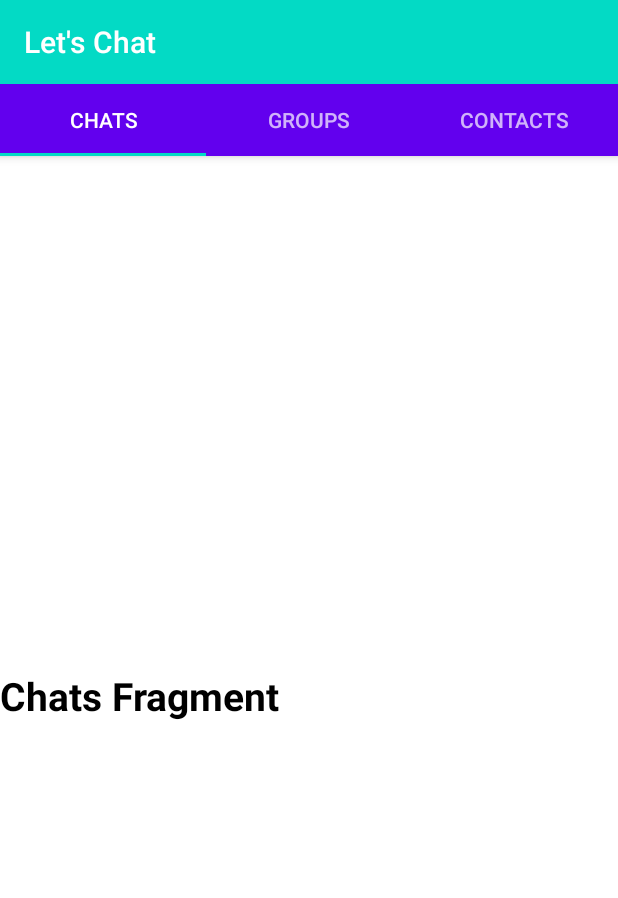
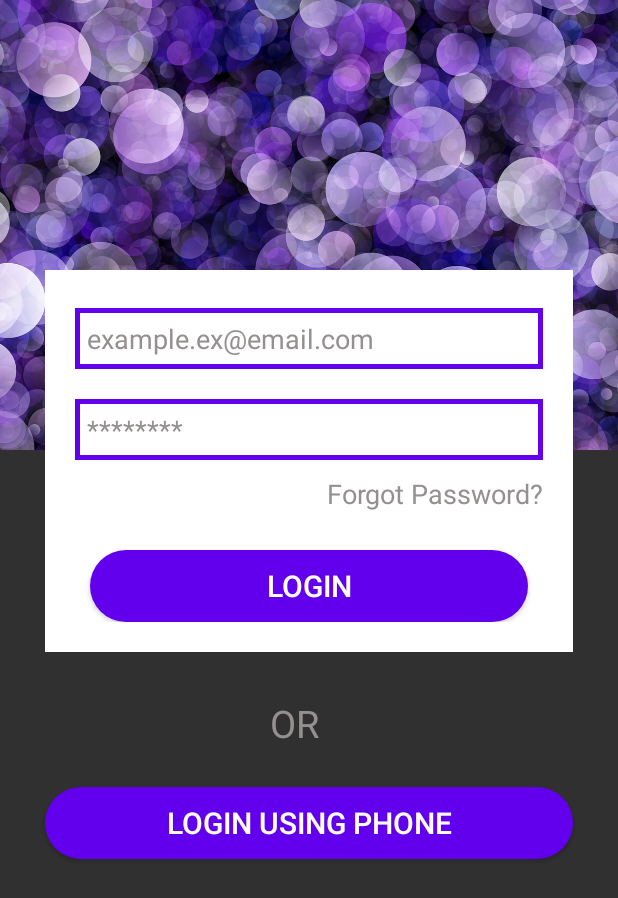
Before and after one commit to Vani-j01/ChatApp, an Android app: the screen it shows after launch (MainActivity before the commit, LoginActivity after it), on a phone screen of 412 x 824 dp. Shown: the top 898 px of the screen. Run offline under Robolectric (Android 15) with nearby library versions, the phone set to English and light mode, and no system bars; our stand-ins replace Firebase (no records; nobody signed in at launch, a user with empty details on screens opened directly).

Commit message:
Login and Register Activities (UI not yet set)
Signed-off-by: Vani Johri <v.johri01@gmail.com>

```diff
--- a/app/src/main/AndroidManifest.xml
+++ b/app/src/main/AndroidManifest.xml
@@ -13,6 +13,8 @@
         android:roundIcon="@mipmap/ic_launcher_round"
         android:supportsRtl="true"
         android:theme="@style/AppTheme">
+        <activity android:name=".RegisterActivity"></activity>
+        <activity android:name=".LoginActivity" />
         <activity android:name=".MainActivity">
             <intent-filter>
                 <action android:name="android.intent.action.MAIN" />
--- /dev/null
+++ b/app/src/main/java/com/example/letschat/LoginActivity.java
@@ -0,0 +1,32 @@
+package com.example.letschat;
+
+import androidx.appcompat.app.AppCompatActivity;
+
+import android.content.Intent;
+import android.os.Bundle;
+
+import com.google.firebase.auth.FirebaseUser;
+
+public class LoginActivity extends AppCompatActivity {
+
+    private FirebaseUser currentUser;
+
+    @Override
+    protected void onCreate(Bundle savedInstanceState) {
+        super.onCreate(savedInstanceState);
+        setContentView(R.layout.activity_login);
+    }
+
+    @Override
+    protected void onStart() {
+        super.onStart();
+        if (currentUser != null){
+            SendUserToMainActivity();
+        }
+    }
+
+    private void SendUserToMainActivity() {
+        Intent loginIntent = new Intent(LoginActivity.this, MainActivity.class);
+        startActivity(loginIntent);
+    }
+}
--- a/app/src/main/java/com/example/letschat/MainActivity.java
+++ b/app/src/main/java/com/example/letschat/MainActivity.java
@@ -2,6 +2,7 @@ package com.example.letschat;
 
 import androidx.appcompat.app.AppCompatActivity;
 
+import android.content.Intent;
 import android.os.Bundle;
 import androidx.appcompat.widget.Toolbar;
 import androidx.viewpager.widget.ViewPager;
@@ -16,6 +17,8 @@ public class MainActivity extends AppCompatActivity {
     private ViewPager mViewPager;
     private TabLayout mTabLayout;
     private TabsAccessorAdapter mTabAccessorAdapter;
+
+    private  FirebaseUser currentuser;
 
 
     @Override
@@ -35,5 +38,16 @@ public class MainActivity extends AppCompatActivity {
         mTabLayout.setupWithViewPager(mViewPager);
     }
 
+    @Override
+    protected void onStart() {
+        super.onStart();
+        if (currentuser == null) {
+            SendUserToLoginActivity();
+        }
+    }
 
+    private void SendUserToLoginActivity() {
+        Intent loginIntent = new Intent(MainActivity.this, LoginActivity.class);
+        startActivity(loginIntent);
+    }
 }
--- /dev/null
+++ b/app/src/main/java/com/example/letschat/RegisterActivity.java
@@ -0,0 +1,14 @@
+package com.example.letschat;
+
+import androidx.appcompat.app.AppCompatActivity;
+
+import android.os.Bundle;
+
+public class RegisterActivity extends AppCompatActivity {
+
+    @Override
+    protected void onCreate(Bundle savedInstanceState) {
+        super.onCreate(savedInstanceState);
+        setContentView(R.layout.activity_register);
+    }
+}
--- /dev/null
+++ b/app/src/main/res/drawable/buttons.xml
@@ -0,0 +1,9 @@
+<?xml version="1.0" encoding="utf-8"?>
+<shape xmlns:android="http://schemas.android.com/apk/res/android">
+
+    <solid
+        android:color="@color/colorPrimary"
+        />
+    <corners
+        android:radius="30dp"/>
+</shape>
--- /dev/null
+++ b/app/src/main/res/drawable/input.xml
@@ -0,0 +1,8 @@
+<?xml version="1.0" encoding="utf-8"?>
+<shape xmlns:android="http://schemas.android.com/apk/res/android">
+
+    <stroke
+        android:color="@color/colorPrimary"
+        android:width="5px"
+        />
+</shape>
--- /dev/null
+++ b/app/src/main/res/layout/activity_login.xml
@@ -0,0 +1,114 @@
+<?xml version="1.0" encoding="utf-8"?>
+<RelativeLayout xmlns:android="http://schemas.android.com/apk/res/android"
+    xmlns:app="http://schemas.android.com/apk/res-auto"
+    xmlns:tools="http://schemas.android.com/tools"
+    android:layout_width="match_parent"
+    android:layout_height="match_parent"
+    tools:context=".LoginActivity"
+    >
+
+    <ImageView
+        android:id="@+id/login_image"
+        android:layout_width="match_parent"
+        android:layout_height="300dp"
+        android:scaleType="centerCrop"
+        android:src="@drawable/login_background" />
+
+    <ScrollView
+        android:id="@+id/scroll_view"
+        android:layout_width="match_parent"
+        android:layout_height="wrap_content"
+       android:layout_marginTop="180dp"
+        android:background="#fff"
+        android:layout_marginLeft="30dp"
+        android:layout_marginRight="30dp"
+        android:paddingBottom="20dp"
+        >
+
+        <RelativeLayout
+            android:layout_width="match_parent"
+            android:layout_height="wrap_content">
+
+            <EditText
+                android:id="@+id/user_email"
+                android:layout_width="match_parent"
+                android:layout_height="wrap_content"
+                android:hint="example.ex@email.com"
+                android:textColorHint="#959090"
+                android:background="@drawable/input"
+                android:padding="8dp"
+                android:inputType="textEmailAddress"
+                android:layout_marginLeft="20dp"
+                android:layout_marginRight="20dp"
+                android:layout_marginTop="25dp"
+               />
+
+            <EditText
+                android:id="@+id/user_password"
+                android:layout_width="match_parent"
+                android:layout_height="wrap_content"
+                android:layout_below="@id/user_email"
+                android:layout_marginLeft="20dp"
+                android:layout_marginRight="20dp"
+                android:layout_marginTop="20dp"
+                android:background="@drawable/input"
+                android:hint="********"
+                android:inputType="textPassword"
+                android:padding="8dp"
+                android:textColorHint="#959090" />
+
+            <TextView
+                android:id="@+id/forgot_password"
+                android:layout_width="match_parent"
+                android:layout_height="wrap_content"
+                android:layout_marginRight="20dp"
+                android:text="Forgot Password?"
+                android:textColor="#959090"
+                android:textAlignment="textEnd"
+                android:textSize="18sp"
+                android:layout_marginTop="10dp"
+                android:layout_below="@id/user_password"/>
+
+            <Button
+                android:id="@+id/login-button"
+                android:layout_width="match_parent"
+                android:layout_height="wrap_content"
+                android:background="@drawable/buttons"
+                android:text="LOGIN"
+                android:textSize="20sp"
+                android:layout_marginTop="25dp"
+                android:layout_marginLeft="30dp"
+                android:layout_marginRight="30dp"
+                android:layout_below="@id/forgot_password"/>
+
+
+        </RelativeLayout>
+
+    </ScrollView>
+
+    <TextView
+        android:id="@+id/option"
+        android:layout_width="match_parent"
+        android:layout_height="wrap_content"
+        android:layout_marginRight="20dp"
+        android:text="OR"
+        android:textColor="#959090"
+        android:textAlignment="center"
+        android:textSize="25sp"
+        android:layout_marginTop="30dp"
+        android:layout_below="@id/scroll_view"/>
+
+    <Button
+        android:id="@+id/login_from_phone_button"
+        android:layout_width="match_parent"
+        android:layout_height="wrap_content"
+        android:background="@drawable/buttons"
+        android:text="Login Using Phone"
+        android:textSize="20sp"
+        android:layout_marginTop="25dp"
+        android:layout_marginLeft="30dp"
+        android:layout_marginRight="30dp"
+        android:layout_below="@id/option"/>
+
+
+</RelativeLayout>
--- /dev/null
+++ b/app/src/main/res/layout/activity_register.xml
@@ -0,0 +1,9 @@
+<?xml version="1.0" encoding="utf-8"?>
+<androidx.constraintlayout.widget.ConstraintLayout xmlns:android="http://schemas.android.com/apk/res/android"
+    xmlns:app="http://schemas.android.com/apk/res-auto"
+    xmlns:tools="http://schemas.android.com/tools"
+    android:layout_width="match_parent"
+    android:layout_height="match_parent"
+    tools:context=".RegisterActivity">
+
+</androidx.constraintlayout.widget.ConstraintLayout>
```
Also changed, not shown: app/src/main/res/drawable/login_background.jpg (added).
